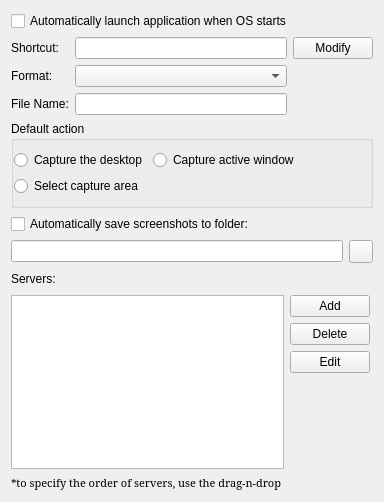
Above: qScreenshot/src/optionswidget.ui from etopian/qscreenshot before the change. Below: the same form after it.
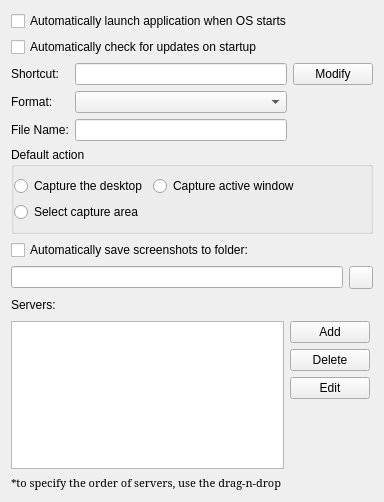
That is the form after the change. Icons and pictures are not drawn.

Commit message: Add auto check for updates; some other improvements

Patch:
```diff
--- a/qScreenshot/src/optionswidget.ui
+++ b/qScreenshot/src/optionswidget.ui
@@ -21,6 +21,13 @@
      </property>
     </widget>
    </item>
+   <item>
+    <widget class="QCheckBox" name="cb_updatesCheck">
+     <property name="text">
+      <string>Automatically check for updates on startup</string>
+     </property>
+    </widget>
+   </item>
    <item>
     <layout class="QGridLayout" name="gridLayout">
      <item row="0" column="0">
```
The commit also changes 8 other files.
